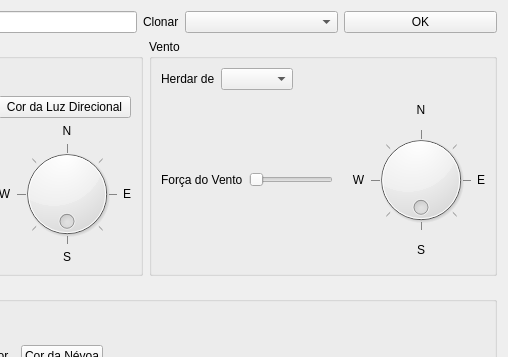
Qt form ifg/qt/ui/cenario.ui (matferib/tabuleiro-virtual) before a commit; both pictures show x 295 to 803 and y 0 to 357 of the 803 by 746 pixel window.
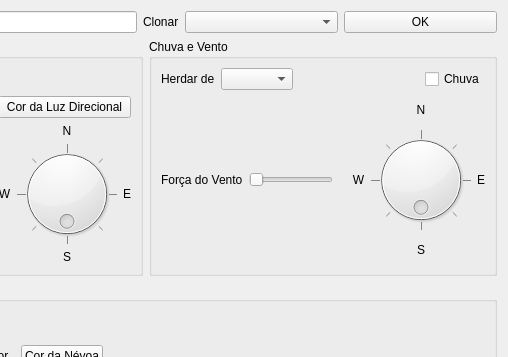
The same form after that commit.

Commit message: ui de chuva

Patch:
```diff
--- a/ifg/qt/ui/cenario.ui
+++ b/ifg/qt/ui/cenario.ui
@@ -386,7 +386,7 @@
    <item row="1" column="5">
     <widget class="QGroupBox" name="groupBox_6">
      <property name="title">
-      <string>Vento</string>
+      <string>Chuva e Vento</string>
      </property>
      <layout class="QVBoxLayout" name="verticalLayout_5">
       <item>
@@ -424,6 +424,13 @@
           </property>
          </spacer>
         </item>
+        <item>
+         <widget class="QCheckBox" name="checkbox_chuva">
+          <property name="text">
+           <string>Chuva</string>
+          </property>
+         </widget>
+        </item>
        </layout>
       </item>
       <item>
```
The commit also changes 1 other file.
